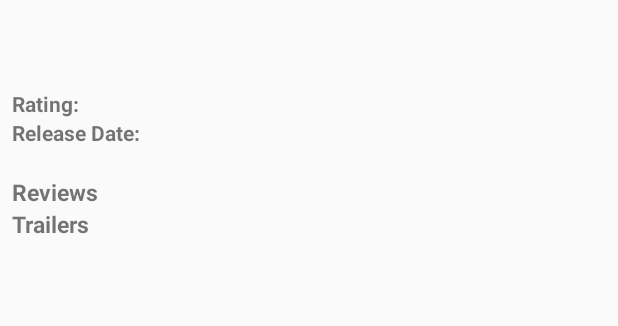
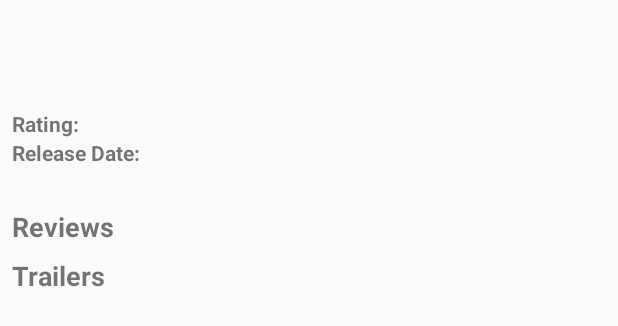
Before and after one commit to yooc/popular-movies, an Android app: the layout activity_detail.xml on its own in the app's theme, with its tools: preview values and no code run, on a phone screen of 412 x 824 dp. Shown: the top 326 px of the screen. Run offline under Robolectric (Android 15) with nearby library versions, the phone set to English and light mode, and no system bars.

Commit message:
Some UI clean up

```diff
--- a/app/src/main/java/com/example/android/popularmoviesstage1/DetailActivity.java
+++ b/app/src/main/java/com/example/android/popularmoviesstage1/DetailActivity.java
@@ -45,7 +45,7 @@ public class DetailActivity extends AppCompatActivity {
         mMoviePosterImageView = findViewById(R.id.moviePoster_iv);
         Picasso
                 .with(this)
-                .load("http://image.tmdb.org/t/p/" + "w185/" + intent.getStringExtra("poster"))
+                .load("http://image.tmdb.org/t/p/" + "w500/" + intent.getStringExtra("poster"))
                 .error(R.drawable.ic_launcher_foreground)
                 .into(mMoviePosterImageView);
 
--- a/app/src/main/java/com/example/android/popularmoviesstage1/MovieAdapter.java
+++ b/app/src/main/java/com/example/android/popularmoviesstage1/MovieAdapter.java
@@ -40,7 +40,7 @@ public class MovieAdapter extends RecyclerView.Adapter<MovieAdapter.MovieAdapter
     public void onBindViewHolder(MovieAdapterViewHolder holder, int position) {
         Picasso
                 .with(holder.mPosterImageView.getContext())
-                .load("http://image.tmdb.org/t/p/" + "w154/" + mMovieData[position].getmMoviePoster())
+                .load("http://image.tmdb.org/t/p/" + "w342/" + mMovieData[position].getmMoviePoster())
                 .error(R.drawable.ic_launcher_foreground)
                 .into(holder.mPosterImageView);
     }
--- a/app/src/main/res/layout/activity_detail.xml
+++ b/app/src/main/res/layout/activity_detail.xml
@@ -12,7 +12,7 @@
         android:layout_height="wrap_content"
         android:layout_margin="8dp"
         android:textAlignment="center"
-        android:textSize="20sp"
+        android:textSize="30sp"
         android:textStyle="bold" />
 
     <ImageView
@@ -31,8 +31,9 @@
             android:layout_width="wrap_content"
             android:layout_height="wrap_content"
             android:layout_marginStart="8dp"
-            android:textStyle="bold"
-            android:text="@string/rating_label" />
+            android:layout_marginEnd="3dp"
+            android:text="@string/rating_label"
+            android:textStyle="bold" />
 
         <TextView
             android:id="@+id/rating_tv"
@@ -51,8 +52,9 @@
             android:layout_width="wrap_content"
             android:layout_height="wrap_content"
             android:layout_marginStart="8dp"
-            android:textStyle="bold"
-            android:text="@string/release_date_label" />
+            android:layout_marginEnd="3dp"
+            android:text="@string/release_date_label"
+            android:textStyle="bold" />
 
         <TextView
             android:id="@+id/releaseDate_tv"
@@ -64,12 +66,14 @@
         android:id="@+id/synopsis_tv"
         android:layout_width="match_parent"
         android:layout_height="wrap_content"
-        android:layout_marginLeft="8dp"
-        android:layout_marginRight="8dp" />
+        android:layout_marginLeft="10dp"
+        android:layout_marginRight="10dp" />
 
     <LinearLayout
         android:layout_width="match_parent"
         android:layout_height="wrap_content"
+        android:layout_marginTop="8dp"
+        android:layout_marginBottom="8dp"
         android:orientation="vertical">
 
         <TextView
@@ -78,7 +82,7 @@
             android:layout_height="wrap_content"
             android:layout_marginStart="8dp"
             android:text="@string/reviews_label"
-            android:textSize="15sp"
+            android:textSize="18sp"
             android:textStyle="bold" />
 
         <android.support.v7.widget.RecyclerView
@@ -98,7 +102,7 @@
             android:layout_height="wrap_content"
             android:layout_marginStart="8dp"
             android:text="@string/trailers_label"
-            android:textSize="15sp"
+            android:textSize="18sp"
             android:textStyle="bold" />
     </LinearLayout>
 </LinearLayout>
--- a/app/src/main/res/values/strings.xml
+++ b/app/src/main/res/values/strings.xml
@@ -1,7 +1,7 @@
 <resources>
     <string name="app_name">Popular Movies Stage 1</string>
-    <string name="rating_label">Rating: </string>
-    <string name="release_date_label">Release Date: </string>
+    <string name="rating_label">Rating:</string>
+    <string name="release_date_label">Release Date:</string>
     <string name="trailers_label">Trailers</string>
     <string name="reviews_label">Reviews</string>
 </resources>
```
Also changed, not shown: app/src/main/res/layout/review_list_item.xml (+10 -10 lines).
